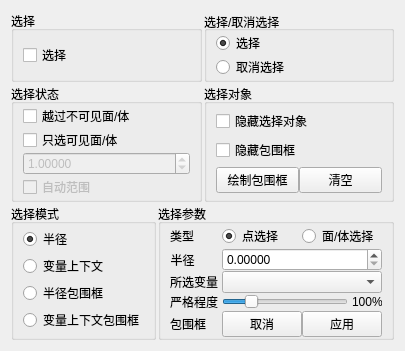
Qt form Qt/Resources/UI/SelectionView.ui (hu-shuhan/editOpeniGame) before a commit.
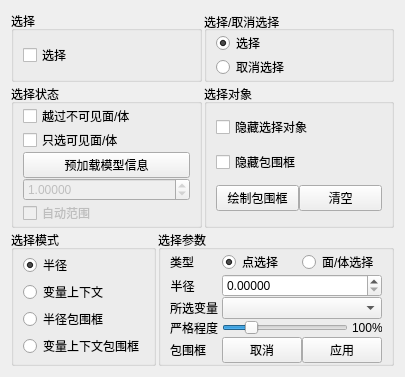
The same form after that commit.

The edit to the form file:
```diff
--- a/Qt/Resources/UI/SelectionView.ui
+++ b/Qt/Resources/UI/SelectionView.ui
@@ -7,7 +7,7 @@
     <x>0</x>
     <y>0</y>
     <width>294</width>
-    <height>248</height>
+    <height>266</height>
    </rect>
   </property>
   <property name="windowTitle">
@@ -114,6 +114,13 @@
           </property>
          </widget>
         </item>
+        <item>
+         <widget class="QPushButton" name="preLoadModelMsg">
+          <property name="text">
+           <string>预加载模型信息</string>
+          </property>
+         </widget>
+        </item>
         <item>
          <widget class="QDoubleSpinBox" name="expdRate">
           <property name="enabled">
```
